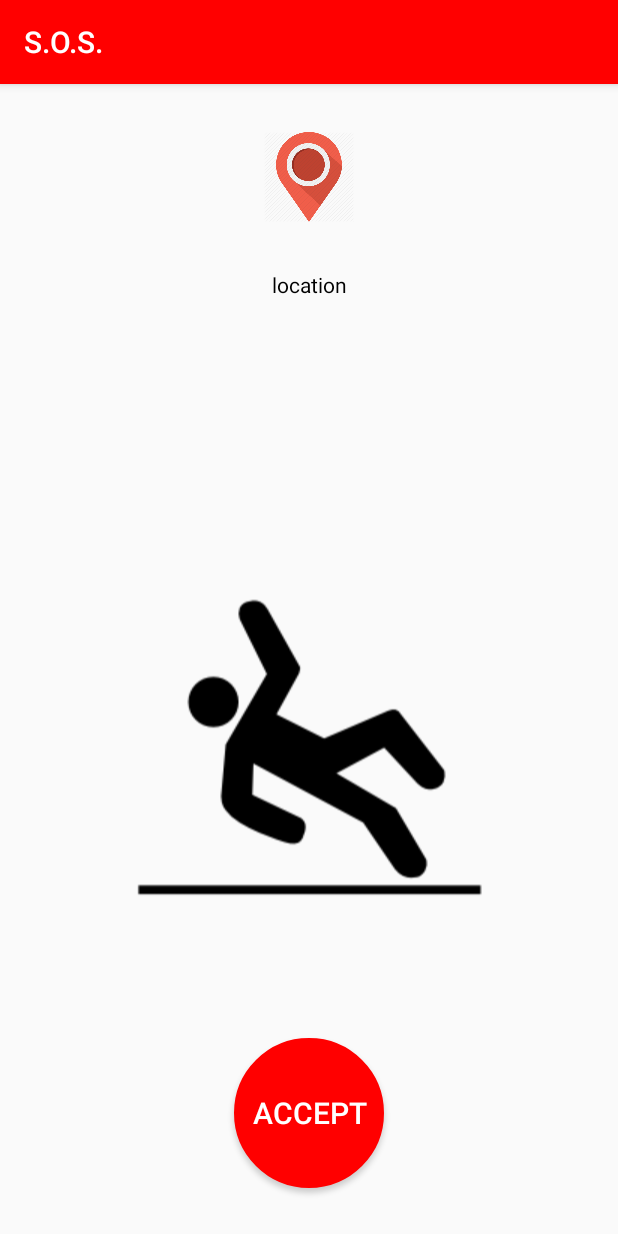
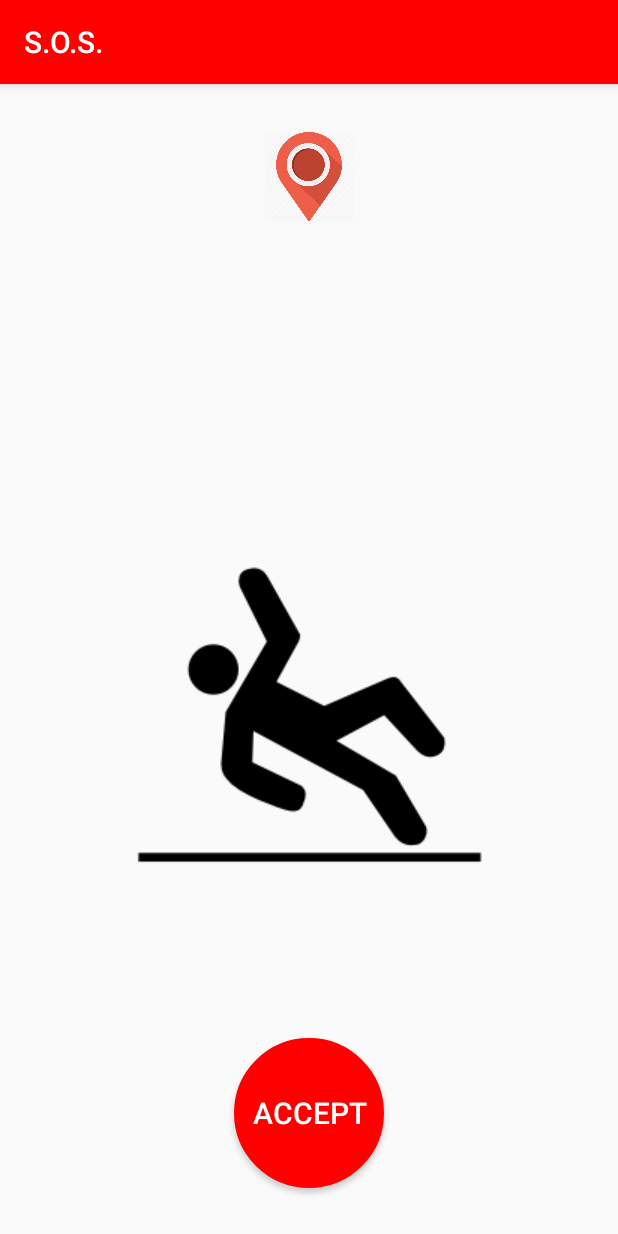
Before and after one commit to ioanaif/SOS, an Android app: the HelperMainScreen screen opened directly, with no data from a screen before it, on a phone screen of 412 x 824 dp. Run offline under Robolectric (Android 15) with nearby library versions, the phone set to English and light mode, and no system bars; our stand-ins replace Firebase (no records; nobody signed in at launch, a user with empty details on screens opened directly); 1 statement that could not run was skipped.

Commit message:
Last changes: delete location and set height of stuff

```diff
--- a/app/src/main/res/layout/activity_helper_main_screen.xml
+++ b/app/src/main/res/layout/activity_helper_main_screen.xml
@@ -26,18 +26,8 @@
     <TextView
         android:layout_width="match_parent"
         android:layout_height="wrap_content"
-        android:text="location"
-        android:textAlignment="center"
-        android:layout_margin="@dimen/activity_horizontal_margin"
-        android:layout_gravity="center_horizontal"
-        android:layout_marginBottom="@id/mapButton"
-        android:textColor="#000000"
-        />
-
-    <TextView
-        android:layout_width="match_parent"
-        android:layout_height="wrap_content"
         android:id="@+id/textInHelperScreen"
+        android:textSize="20dp"
         android:layout_margin="@dimen/activity_horizontal_margin"
         android:textColor="#000000"
         />
@@ -58,7 +48,6 @@
         android:src="@drawable/dummy_hurt"
         android:layout_centerInParent="true"
         android:layout_weight="1"
-
         />
 
     <LinearLayout
--- a/app/src/main/res/layout/event_object.xml
+++ b/app/src/main/res/layout/event_object.xml
@@ -19,9 +19,12 @@
         android:text="@string/desc"
         android:layout_width="wrap_content"
         android:layout_height="wrap_content"
+        android:layout_marginTop="10dp"
         android:textAppearance="@style/TextAppearance.AppCompat.Small"
         android:textSize="20sp"
-        android:layout_alignParentBottom="true" />
+        android:layout_alignParentBottom="true"
+        android:layout_marginRight="150dp"
+        android:layout_below="@id/timetext"/>
 
     <!--RelativeLayout
         android:layout_width="match_parent"
```
